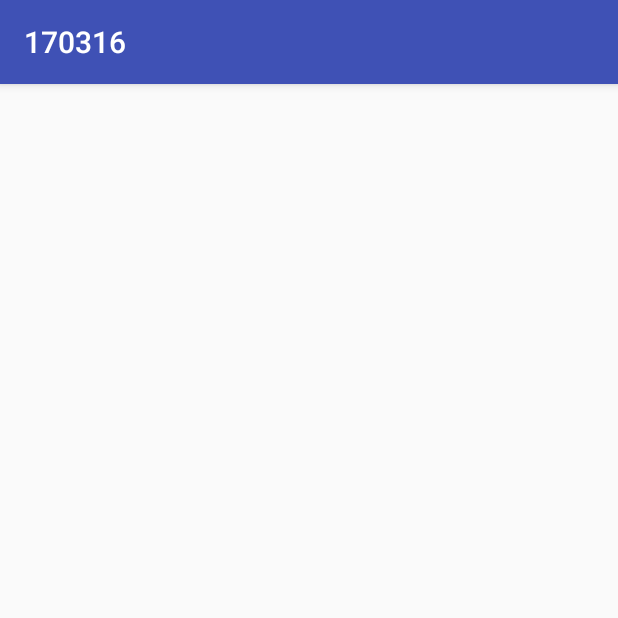
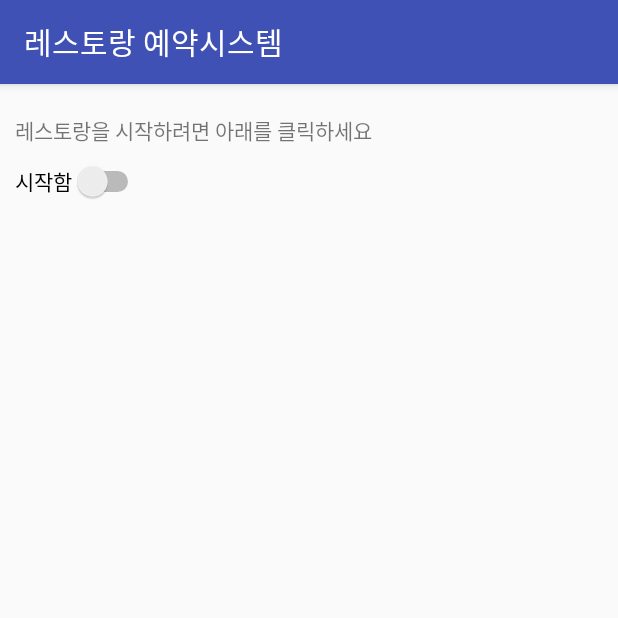
Before and after one commit to KIMWONHEE/031617, an Android app: the Main4Activity screen opened directly, with no data from a screen before it, on a phone screen of 412 x 824 dp, the top half of it. Run offline under Robolectric (Android 15) with nearby library versions, the phone set to English and light mode, and no system bars.

Commit message:
2017년 3월 16일
실습03.

```diff
--- a/app/src/main/java/com/example/kim_wonhee/a170316/Main4Activity.java
+++ b/app/src/main/java/com/example/kim_wonhee/a170316/Main4Activity.java
@@ -1,13 +1,91 @@
 package com.example.kim_wonhee.a170316;
 
+import android.content.Intent;
 import android.support.v7.app.AppCompatActivity;
 import android.os.Bundle;
+import android.view.View;
+import android.widget.Button;
+import android.widget.Chronometer;
+import android.widget.CompoundButton;
+import android.widget.DatePicker;
+import android.widget.Switch;
+import android.widget.TextView;
+import android.widget.TimePicker;
 
 public class Main4Activity extends AppCompatActivity {
+
+    Switch res_start;
+    Chronometer time_ing;
+    TimePicker res_time;
+    DatePicker res_date;
+    Button prev, next;
+
+
+
 
     @Override
     protected void onCreate(Bundle savedInstanceState) {
         super.onCreate(savedInstanceState);
         setContentView(R.layout.reservation);
+        setTitle("레스토랑 예약시스템");
+        init();
     }
+
+
+    void init() {
+
+        res_start = (Switch)findViewById(R.id.switch1);
+        time_ing = (Chronometer)findViewById(R.id.chronometer1);
+        res_time = (TimePicker)findViewById(R.id.timePicker);
+        res_date = (DatePicker)findViewById(R.id.datePicker);
+        prev = (Button)findViewById(R.id.button);
+        prev = (Button)findViewById(R.id.button2);
+        DatePicker res_date;
+        Button prev, next;
+
+
+        res_start.setOnCheckedChangeListener(new CompoundButton.OnCheckedChangeListener() {
+            @Override
+            public void onCheckedChanged(CompoundButton buttonView, boolean isChecked) {
+                if (isChecked == true) {
+
+                }
+                else {
+
+
+                }
+            }
+
+        }
+
+        );
+
+
+
+    }
+
+    public void onMyClick(View v) {
+        if (v.getId() == R.id.switch1) {
+//            Intent intent = new Intent(MainActivity.this, Main2Activity.class);
+//            startActivity(intent);
+            starting();
+        }
+    }
+
+
+
+    void starting() {
+
+        long start = System.currentTimeMillis();
+        for (int i=0; i<1000000000; i++) {
+            ;
+        }
+        long end = System.currentTimeMillis();
+        long nowtime = (end - start)/1000 ;
+
+        time_ing.setText((int) nowtime);
+
+
+    }
+
 }
--- a/app/src/main/res/layout/reservation.xml
+++ b/app/src/main/res/layout/reservation.xml
@@ -1,6 +1,89 @@
 <?xml version="1.0" encoding="utf-8"?>
 <LinearLayout xmlns:android="http://schemas.android.com/apk/res/android"
     android:layout_width="match_parent"
-    android:layout_height="match_parent">
+    android:layout_height="match_parent"
+    android:orientation="vertical">
+
+    <TextView
+        android:id="@+id/textView"
+        android:layout_width="wrap_content"
+        android:layout_height="wrap_content"
+        android:layout_marginTop="20dp"
+        android:layout_marginLeft="10dp"
+        android:text="레스토랑을 시작하려면 아래를 클릭하세요" />
+
+    <GridLayout
+        android:layout_width="match_parent"
+        android:layout_height="match_parent"
+        android:rowCount="1"
+        android:columnCount="3">
+        <Switch
+            android:id="@+id/switch1"
+            android:layout_width="wrap_content"
+            android:layout_height="wrap_content"
+            android:layout_marginTop="10dp"
+            android:layout_marginLeft="10dp"
+            android:text="시작함"
+            android:layout_row="0"
+            android:layout_column="0" />
+
+        <TextView
+            android:id="@+id/textView2"
+            android:layout_width="wrap_content"
+            android:layout_height="wrap_content"
+            android:layout_marginTop="10dp"
+            android:layout_marginLeft="10dp"
+            android:text="예약시작 경과시간 : "
+            android:layout_row="0"
+            android:layout_column="1"
+            android:textColor="#3145f7"
+            android:visibility="invisible" />
+
+        <Chronometer
+            android:id="@+id/chronometer1"
+            android:layout_width="wrap_content"
+            android:layout_height="wrap_content"
+            android:layout_marginTop="10dp"
+            android:layout_row="0"
+            android:layout_column="2"
+            android:textColor="#3145f7"
+            android:visibility="invisible" />
+    </GridLayout>
+
+
+    <FrameLayout
+        android:layout_width="match_parent"
+        android:layout_height="342dp">
+        <TimePicker
+            android:id="@+id/timePicker"
+            android:layout_width="match_parent"
+            android:layout_height="wrap_content"
+            android:visibility="invisible" />
+
+        <DatePicker
+            android:id="@+id/datePicker"
+            android:layout_width="wrap_content"
+            android:layout_height="345dp"
+            android:visibility="invisible" />
+    </FrameLayout>
+
+    <LinearLayout
+        android:layout_width="match_parent"
+        android:layout_height="match_parent"
+        android:gravity="center_horizontal" >
+        <Button
+            android:id="@+id/button"
+            android:layout_width="185dp"
+            android:layout_height="wrap_content"
+            android:text="이전"
+            android:visibility="invisible"/>
+
+        <Button
+            android:id="@+id/button2"
+            android:layout_width="185dp"
+            android:layout_height="wrap_content"
+            android:text="다음"
+            android:visibility="invisible"/>
+    </LinearLayout>
 
 </LinearLayout>
```
